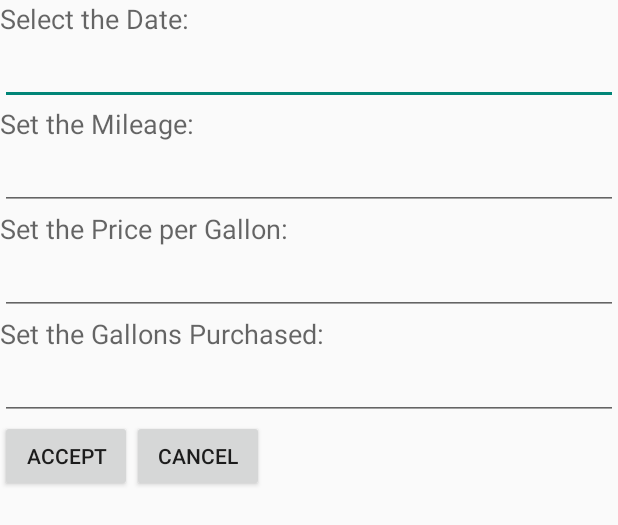
After one commit to alyons/GasTrackingApp, an Android app: the layout activity_add_trip.xml on its own in the app's theme, with its tools: preview values and no code run, on a phone screen of 412 x 824 dp. The commit adds this screen. Shown: the top 525 px of the screen. Run offline under Robolectric (Android 15) with nearby library versions, the phone set to English and light mode, and no system bars.

Commit message:
Working on activity switching

```diff
--- a/Application/GasTrackerApp/app/build.gradle
+++ b/Application/GasTrackerApp/app/build.gradle
@@ -23,4 +23,5 @@ dependencies {
     compile fileTree(dir: 'libs', include: ['*.jar'])
     compile 'com.android.support:appcompat-v7:21.0.3'
     compile 'com.jjoe64:graphview:4.0.0'
+    compile 'io.realm:realm-android:0.80.0'
 }
--- /dev/null
+++ b/Application/GasTrackerApp/app/src/main/res/layout/activity_add_trip.xml
@@ -0,0 +1,82 @@
+<?xml version="1.0" encoding="utf-8"?>
+<LinearLayout xmlns:android="http://schemas.android.com/apk/res/android"
+    xmlns:tools="http://schemas.android.com/tools"
+    android:orientation="vertical" android:layout_width="match_parent"
+    android:layout_height="match_parent"
+    tools:context=".AddTripActivity">
+
+    <TextView
+        android:layout_width="wrap_content"
+        android:layout_height="wrap_content"
+        android:textAppearance="?android:attr/textAppearanceMedium"
+        android:text="@string/date_prompt"
+        android:id="@+id/textView" />
+
+    <EditText
+        android:layout_width="match_parent"
+        android:layout_height="wrap_content"
+        android:inputType="date"
+        android:ems="10"
+        android:id="@+id/dateTextField" />
+
+    <TextView
+        android:layout_width="wrap_content"
+        android:layout_height="wrap_content"
+        android:textAppearance="?android:attr/textAppearanceMedium"
+        android:text="@string/mileage_prompt"
+        android:id="@+id/textView2" />
+
+    <EditText
+        android:layout_width="match_parent"
+        android:layout_height="wrap_content"
+        android:inputType="numberDecimal"
+        android:ems="10"
+        android:id="@+id/mileageTextField" />
+
+    <TextView
+        android:layout_width="wrap_content"
+        android:layout_height="wrap_content"
+        android:textAppearance="?android:attr/textAppearanceMedium"
+        android:text="@string/fuel_price_prompt"
+        android:id="@+id/textView3" />
+
+    <EditText
+        android:layout_width="match_parent"
+        android:layout_height="wrap_content"
+        android:inputType="numberDecimal"
+        android:ems="10"
+        android:id="@+id/priceTextField" />
+
+    <TextView
+        android:layout_width="wrap_content"
+        android:layout_height="wrap_content"
+        android:textAppearance="?android:attr/textAppearanceMedium"
+        android:text="@string/gallons_prompt"
+        android:id="@+id/textView4" />
+
+    <EditText
+        android:layout_width="match_parent"
+        android:layout_height="wrap_content"
+        android:inputType="numberDecimal"
+        android:ems="10"
+        android:id="@+id/gallonsTextField" />
+
+    <LinearLayout
+        android:orientation="horizontal"
+        android:layout_width="match_parent"
+        android:layout_height="wrap_content">
+
+        <Button
+            android:layout_width="wrap_content"
+            android:layout_height="wrap_content"
+            android:text="@string/accept_prompt"
+            android:id="@+id/acceptButton" />
+
+        <Button
+            android:layout_width="wrap_content"
+            android:layout_height="wrap_content"
+            android:text="@string/cancel_prompt"
+            android:id="@+id/cancelButton" />
+    </LinearLayout>
+
+</LinearLayout>
--- a/Application/GasTrackerApp/app/src/main/res/values/strings.xml
+++ b/Application/GasTrackerApp/app/src/main/res/values/strings.xml
@@ -1,6 +1,12 @@
 <resources>
     <string name="app_name">GasTrackerApp</string>
-
     <string name="hello_world">Hello world!</string>
     <string name="action_settings">Settings</string>
+    <string name="add_trip">Add Trip</string>
+    <string name="date_prompt">Select the Date:</string>
+    <string name="mileage_prompt">Set the Mileage:</string>
+    <string name="fuel_price_prompt">Set the Price per Gallon:</string>
+    <string name="gallons_prompt">Set the Gallons Purchased:</string>
+    <string name="accept_prompt">Accept</string>
+    <string name="cancel_prompt">Cancel</string>
 </resources>
```
Also changed, not shown: Application/GasTrackerApp/app/src/main/java/net/alexanderlyons/gastrackerapp/AddTripActivity.java (added, +50 -0 lines), Application/GasTrackerApp/app/src/main/java/net/alexanderlyons/gastrackerapp/MainActivity.java (+15 -0 lines), Application/GasTrackerApp/app/src/main/java/net/alexanderlyons/gastrackerapp/Trip.java (+53 -10 lines), Application/GasTrackerApp/app/src/main/res/layout/activity_main.xml (+10 -3 lines), 3 other files.
